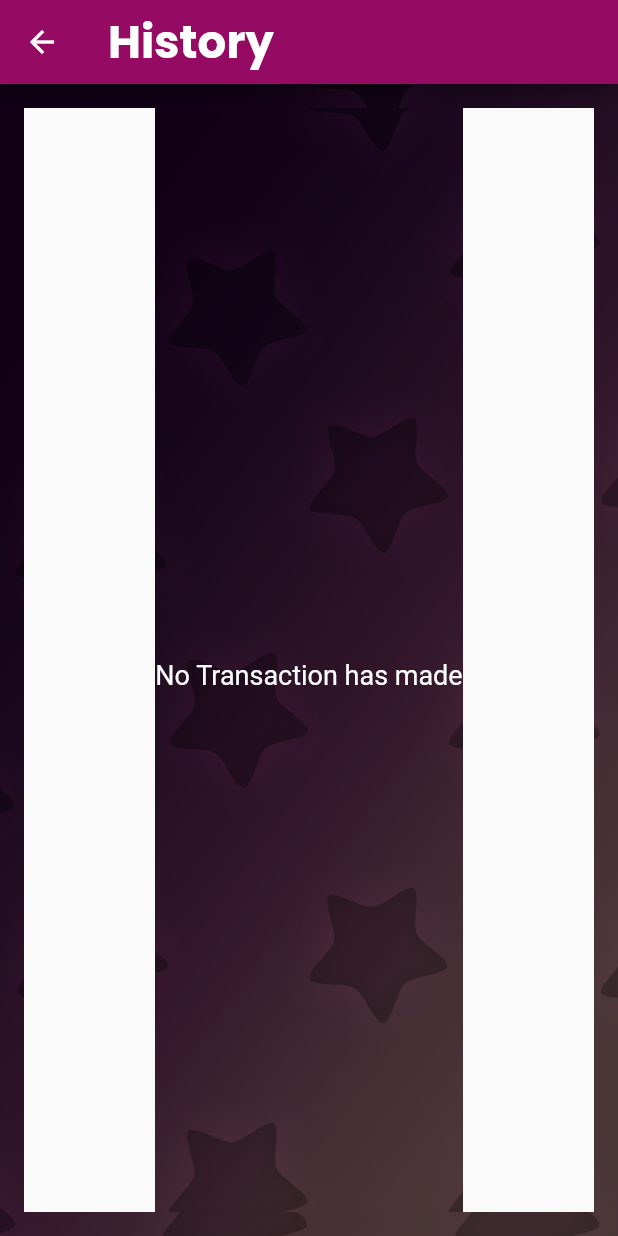
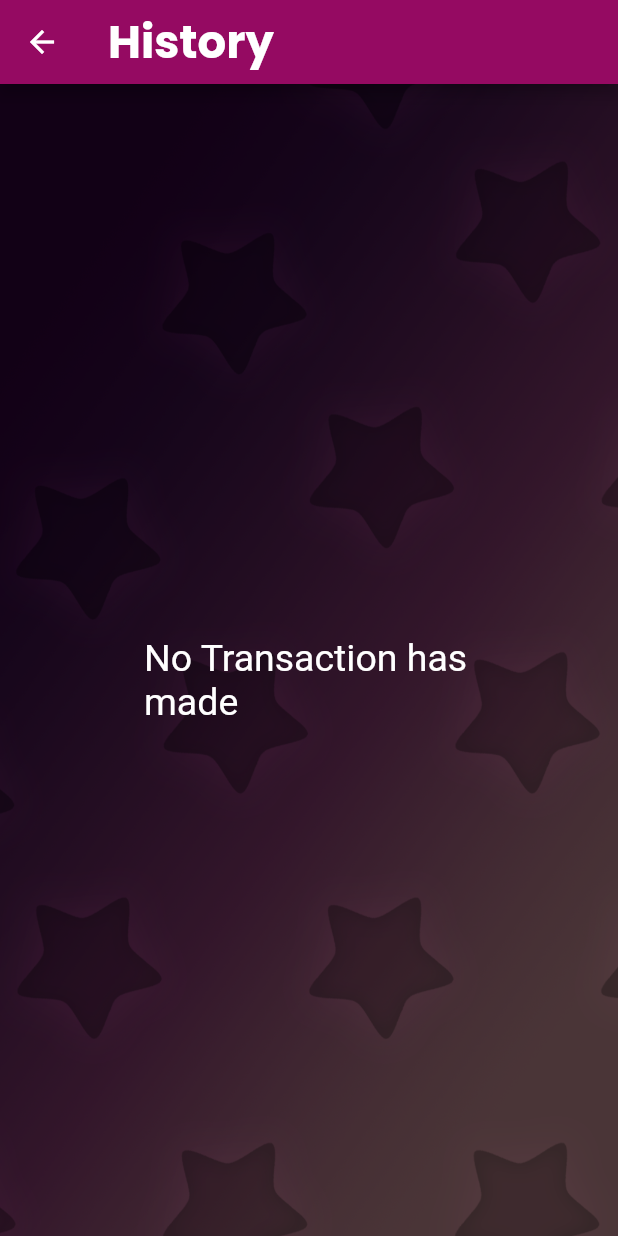
Before and after one commit to George535220173/UAS_E-MONEY, a Flutter app: the Home screen opened directly, after a tap on the "remove red eye" icon, after a tap on the "history" icon, on a phone screen of 412 x 824 dp. Run offline on Flutter 3.47's test engine with Material 2 defaults, Android fonts, the phone set to English and light mode, and no system bars; our stand-ins replace carousel_slider, cloud_firestore, firebase_auth, firebase_core; accounts and stored records are empty.

Commit message:
benerin history backgroudn sebelum transaksi ama ryan

```diff
--- a/lib/History/history.dart
+++ b/lib/History/history.dart
@@ -41,25 +41,22 @@ class TransactionHistoryPage extends StatelessWidget {
             if (transactionHistory == null || transactionHistory.isEmpty) {
               return MaterialApp(
                 home: Scaffold(
+                  backgroundColor:
+                      Colors.transparent, // Hapus warna latar belakang Scaffold
                   body: Center(
                     child: Container(
-                      decoration: BoxDecoration(
-                        image: DecorationImage(
-                          image: AssetImage(
-                              'assets/images/Wizzzzz test bg.png'), // Replace with your background image asset
-                          fit: BoxFit.cover,
-                        ),
-                      ),
+                      padding: const EdgeInsets.all(80.0),
+                      color: Colors.white.withOpacity(
+                          0.0), // Warna putih dengan tingkat transparansi 0.0
                       child: Column(
                         mainAxisAlignment: MainAxisAlignment.center,
                         children: [
-
-                          SizedBox(height: 20),
+                          SizedBox(height: 27),
                           Text(
                             'No Transaction has made',
                             style: TextStyle(
                               color: Colors.white,
-                              fontSize: 18,
+                              fontSize: 25,
                             ),
                           ),
                         ],
--- a/lib/Home/home.dart
+++ b/lib/Home/home.dart
@@ -73,8 +73,6 @@ class _HomeState extends State<Home> {
     } else {
       greeting = 'Selamat malam';
     }
-
-    setState(() {});
   }
 
   Future<Map<String, dynamic>> getUserData() async {
```
